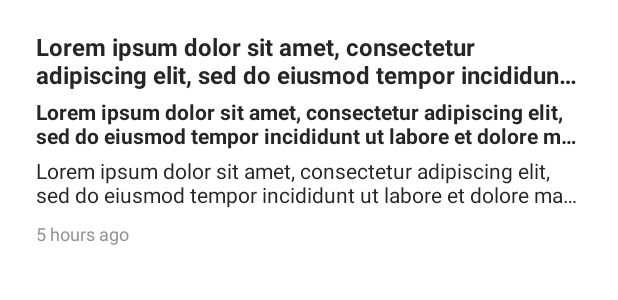
After one commit to firmankagami/WeighBridge, an Android app: the layout dialog_ticket.xml on its own in the app's theme, with its tools: preview values and no code run, on a phone screen of 412 x 824 dp. The commit adds this screen. Shown: the top 300 px of the screen. Run offline under Robolectric (Android 15) with nearby library versions, the phone set to English and light mode, and no system bars.

Commit message:
feat(weightbridge): add dialog

```diff
--- a/app/src/main/java/com/firmanda/weighbridge/model/WeighBrigdeModel.kt
+++ b/app/src/main/java/com/firmanda/weighbridge/model/WeighBrigdeModel.kt
@@ -1,6 +1,6 @@
 package com.firmanda.weighbridge.model
 
-data class WeighBrigdeModel(
+data class WeighBridgeModel(
     val dateTime: String = "",
     val driverNameLicense: String = "",
     val inboundOutbound: String = "",
--- a/app/src/main/java/com/firmanda/weighbridge/repository/WeighBridgeRepository.kt
+++ b/app/src/main/java/com/firmanda/weighbridge/repository/WeighBridgeRepository.kt
@@ -1,10 +1,9 @@
 package com.firmanda.weighbridge.repository
 
 import androidx.lifecycle.MutableLiveData
-import com.firmanda.weighbridge.data.WeighBrigde
-import com.firmanda.weighbridge.model.WeighBrigdeModel
+import com.firmanda.weighbridge.model.WeighBridgeModel
 import com.firmanda.weighbridge.util.Result
 
 interface WeighBridgeRepository {
-    fun getListWeighBridge(): MutableLiveData<Result<List<WeighBrigdeModel>>>
+    fun getListWeighBridge(): MutableLiveData<Result<List<WeighBridgeModel>>>
 }
--- a/app/src/main/java/com/firmanda/weighbridge/repository/WeighBridgeRepositoryImpl.kt
+++ b/app/src/main/java/com/firmanda/weighbridge/repository/WeighBridgeRepositoryImpl.kt
@@ -2,7 +2,7 @@ package com.firmanda.weighbridge.repository
 
 import androidx.lifecycle.MutableLiveData
 import com.firmanda.weighbridge.data.WeighBrigde
-import com.firmanda.weighbridge.model.WeighBrigdeModel
+import com.firmanda.weighbridge.model.WeighBridgeModel
 import com.firmanda.weighbridge.service.WeighBrigdeService
 import com.firmanda.weighbridge.util.Result
 import com.firmanda.weighbridge.util.UiModelMapper
@@ -13,8 +13,8 @@ class WeighBridgeRepositoryImpl @Inject constructor(
     private val uiModelMapper: UiModelMapper
 ) : WeighBridgeRepository {
 
-    override fun getListWeighBridge(): MutableLiveData<Result<List<WeighBrigdeModel>>> {
-        val ticketListLiveData = MutableLiveData<Result<List<WeighBrigdeModel>>>()
+    override fun getListWeighBridge(): MutableLiveData<Result<List<WeighBridgeModel>>> {
+        val ticketListLiveData = MutableLiveData<Result<List<WeighBridgeModel>>>()
         service.myRef.get().addOnCompleteListener { task ->
             if (task.isSuccessful) {
                 val result = task.result
--- a/app/src/main/java/com/firmanda/weighbridge/util/UiModelMapper.kt
+++ b/app/src/main/java/com/firmanda/weighbridge/util/UiModelMapper.kt
@@ -1,16 +1,16 @@
 package com.firmanda.weighbridge.util
 
 import com.firmanda.weighbridge.data.WeighBrigde
-import com.firmanda.weighbridge.model.WeighBrigdeModel
+import com.firmanda.weighbridge.model.WeighBridgeModel
 import java.text.SimpleDateFormat
 import java.util.Date
 import java.util.Locale
 
 class UiModelMapper {
 
-    fun uiMapper(responses: List<WeighBrigde>?): List<WeighBrigdeModel> {
+    fun uiMapper(responses: List<WeighBrigde>?): List<WeighBridgeModel> {
         return responses?.map {
-            WeighBrigdeModel(
+            WeighBridgeModel(
                 dateTime = dateTimeFormatter(it.dateTime),
                 driverNameLicense = it.driverName +" - "+it.license,
                 inboundOutbound = "Inbound: "+ it.inbound+ " Outbound:"+it.outbound+" ",
--- a/app/src/main/java/com/firmanda/weighbridge/viewmodel/WeighBridgesViewModel.kt
+++ b/app/src/main/java/com/firmanda/weighbridge/viewmodel/WeighBridgesViewModel.kt
@@ -2,8 +2,7 @@ package com.firmanda.weighbridge.viewmodel
 
 import androidx.lifecycle.LiveData
 import androidx.lifecycle.ViewModel
-import com.firmanda.weighbridge.data.WeighBrigde
-import com.firmanda.weighbridge.model.WeighBrigdeModel
+import com.firmanda.weighbridge.model.WeighBridgeModel
 import com.firmanda.weighbridge.repository.WeighBridgeRepository
 import com.firmanda.weighbridge.util.Result
 import javax.inject.Inject
@@ -12,7 +11,7 @@ class WeighBridgesViewModel @Inject constructor(
     private val weighBridgeRepository: WeighBridgeRepository
 ): ViewModel() {
 
-    fun getListTickets(): LiveData<Result<List<WeighBrigdeModel>>> {
+    fun getListTickets(): LiveData<Result<List<WeighBridgeModel>>> {
         return weighBridgeRepository.getListWeighBridge()
     }
 }
--- /dev/null
+++ b/app/src/main/res/layout/dialog_ticket.xml
@@ -0,0 +1,93 @@
+<?xml version="1.0" encoding="utf-8"?>
+<androidx.cardview.widget.CardView xmlns:android="http://schemas.android.com/apk/res/android"
+    xmlns:app="http://schemas.android.com/apk/res-auto"
+    xmlns:tools="http://schemas.android.com/tools"
+    android:layout_marginTop="8dp"
+    android:layout_marginBottom="4dp"
+    android:layout_marginEnd="8dp"
+    android:layout_marginStart="8dp"
+    app:cardCornerRadius="8dp"
+    app:cardElevation="0dp"
+    android:layout_width="match_parent"
+    android:layout_height="wrap_content">
+
+    <androidx.constraintlayout.widget.ConstraintLayout
+        android:layout_width="match_parent"
+        android:layout_height="wrap_content">
+
+        <TextView
+            android:id="@+id/tv_nett"
+            android:layout_width="match_parent"
+            android:layout_height="wrap_content"
+            android:maxLines="2"
+            android:ellipsize="end"
+            app:layout_constraintTop_toTopOf="parent"
+            app:layout_constraintStart_toStartOf="parent"
+            app:layout_constraintEnd_toEndOf="parent"
+            android:layout_marginEnd="16dp"
+            android:layout_marginStart="16dp"
+            android:layout_marginTop="12dp"
+            android:textSize="16sp"
+            android:textColor="@color/black_title"
+            android:fontFamily="sans-serif"
+            android:textStyle="bold"
+            tools:text="@string/lorem"
+            />
+
+        <TextView
+            android:id="@+id/tv_inbound_outbound"
+            android:layout_width="match_parent"
+            android:layout_height="wrap_content"
+            android:maxLines="2"
+            android:ellipsize="end"
+            app:layout_constraintTop_toBottomOf="@+id/tv_nett"
+            app:layout_constraintStart_toStartOf="parent"
+            app:layout_constraintEnd_toEndOf="parent"
+            android:layout_marginEnd="16dp"
+            android:layout_marginStart="16dp"
+            android:layout_marginTop="4dp"
+            android:textSize="14sp"
+            android:textColor="@color/black_title"
+            android:fontFamily="sans-serif"
+            android:textStyle="bold"
+            tools:text="@string/lorem"
+            />
+
+        <TextView
+            android:id="@+id/tv_driver_name_plate"
+            android:layout_width="match_parent"
+            android:layout_height="wrap_content"
+            android:maxLines="2"
+            android:ellipsize="end"
+            app:layout_constraintTop_toBottomOf="@+id/tv_inbound_outbound"
+            app:layout_constraintStart_toStartOf="parent"
+            app:layout_constraintEnd_toEndOf="parent"
+            android:layout_marginEnd="16dp"
+            android:layout_marginStart="16dp"
+            android:layout_marginTop="4dp"
+            android:textSize="14sp"
+            android:textColor="@color/black_title"
+            android:fontFamily="sans-serif"
+            tools:text="@string/lorem"
+            />
+
+        <TextView
+            android:id="@+id/tv_date"
+            android:layout_width="match_parent"
+            android:layout_height="wrap_content"
+            app:layout_constraintTop_toBottomOf="@+id/tv_driver_name_plate"
+            app:layout_constraintStart_toStartOf="parent"
+            app:layout_constraintBottom_toBottomOf="parent"
+            android:layout_marginBottom="8dp"
+            android:layout_marginEnd="16dp"
+            android:layout_marginStart="16dp"
+            android:layout_marginTop="8dp"
+            android:textSize="12sp"
+            android:textColor="@color/gray_title"
+            android:fontFamily="sans-serif"
+            tools:text="@string/lorem_date"
+            />
+
+
+    </androidx.constraintlayout.widget.ConstraintLayout>
+</androidx.cardview.widget.CardView>
--- a/app/src/main/res/values/strings.xml
+++ b/app/src/main/res/values/strings.xml
@@ -1,7 +1,7 @@
 <resources>
     <string name="app_name">WeighBridge</string>
     <string name="error_message">Error happen, please click here to reload</string>
-    <string name="view">View</string>
+    <string name="view">Edit</string>
     <string name="create">Create</string>
     <string name="lorem_date">5 hours ago</string>
     <string name="lorem">Lorem ipsum dolor sit amet, consectetur adipiscing elit, sed do eiusmod tempor incididunt ut labore et dolore magna aliqua. Ut enim a</string>
```
Also changed, not shown: app/src/main/java/com/firmanda/weighbridge/ui/MainFragment.kt (+50 -9 lines), app/src/main/java/com/firmanda/weighbridge/ui/WeighBridgeAdapter.kt (+7 -5 lines), app/src/main/java/com/firmanda/weighbridge/ui/WeighBridgeViewHolder.kt (+10 -4 lines), app/src/main/java/com/firmanda/weighbridge/ui/listener/ItemListener.kt (added, +9 -0 lines).
